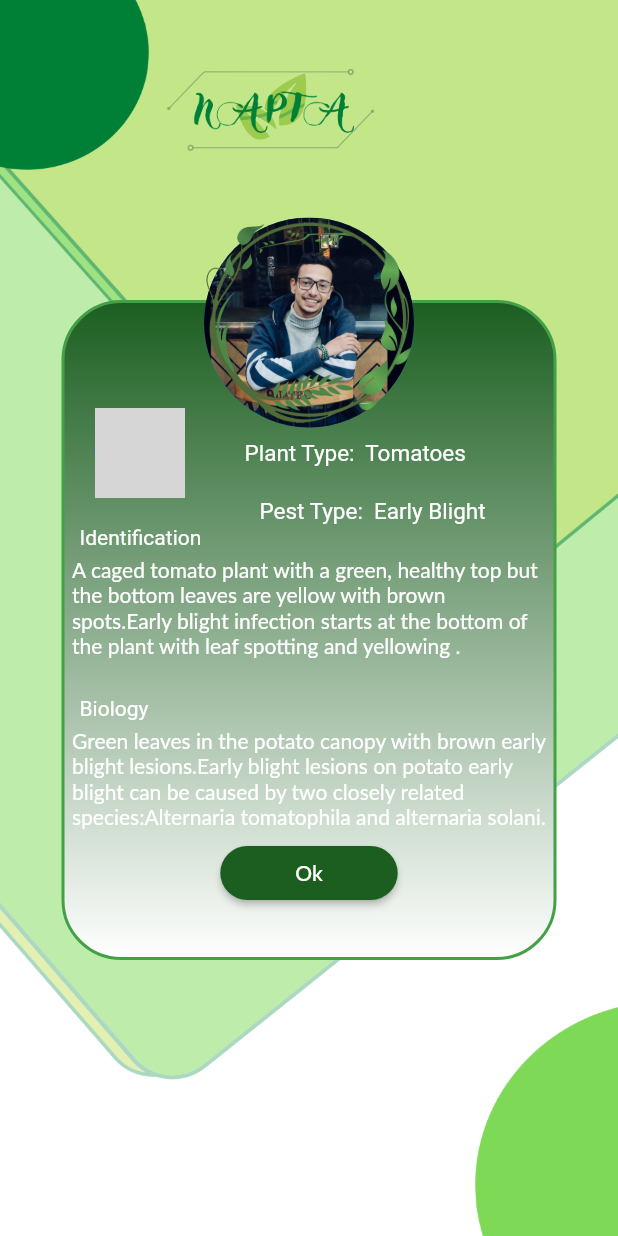
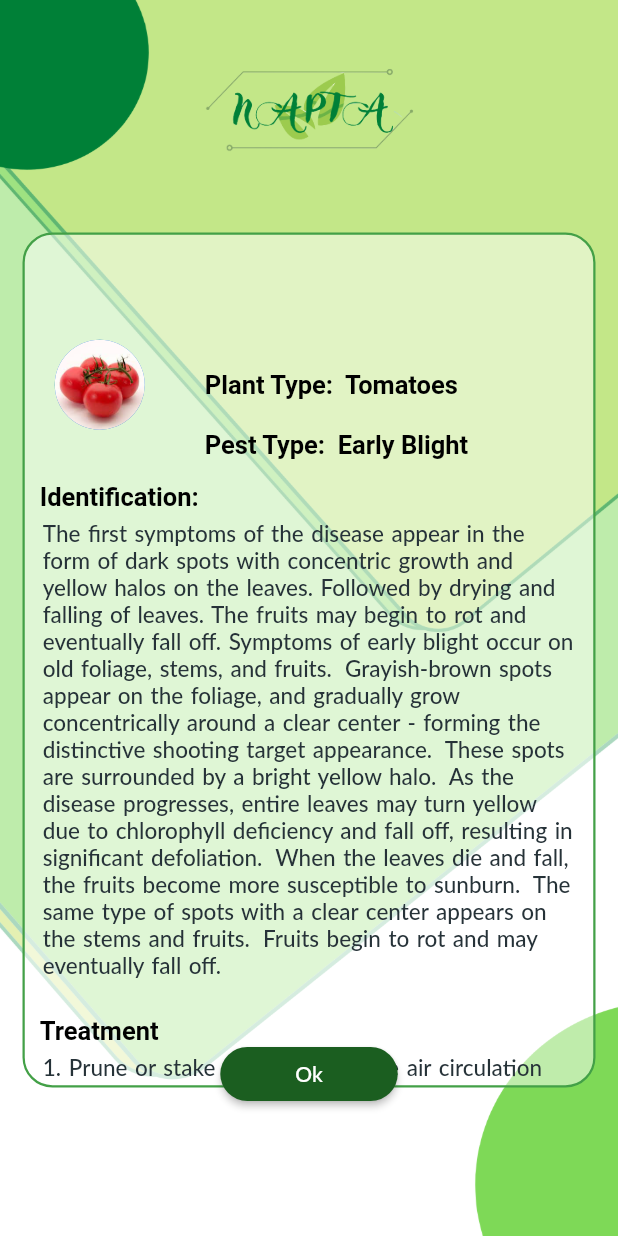
Before and after one commit to hazemtaahaa/napta, a Flutter app: the ImageAnalysis screen opened directly, on a phone screen of 412 x 824 dp. Run offline on Flutter 3.47's test engine with Material 2 defaults, Android fonts, the phone set to English and light mode, and no system bars; our stand-ins replace conditional_builder_null_safety, dio, flutter_bloc, image_picker; accounts and stored records are empty; network calls fail; Roboto replaces fonts that are missing (Anton, Lato); grey boxes are pictures that could not be loaded.

Commit message:
first commit

```diff
--- a/lib/models/PostModel/PostModel.dart
+++ b/lib/models/PostModel/PostModel.dart
@@ -6,8 +6,8 @@ class Post{
   String Nationality;
   String FirstName;
   String LastName;
-  int NumberOfComments;
-  int NumberOfLikes;
+  int NumberOfComments=0;
+  int NumberOfLikes=0;
   String UserImage;
   String PlantName;
   String CreationDate;
@@ -49,6 +49,7 @@ class Comment{
   int CommentID;
   String FirstName;
   String LastName;
+  String UserImage;
 
   Comment(String content, String email, int postid){
     Content=content;
@@ -61,6 +62,7 @@ class Comment{
     FirstName = json['FirstName'];
     LastName = json['LastName'];
     PostID = json['PostID'];
+    UserImage=json['UserImage'];
   }
   Map<String, dynamic> toJson() =>
       {
--- a/lib/modules/Model/ImageAnalysis.dart
+++ b/lib/modules/Model/ImageAnalysis.dart
@@ -15,34 +15,28 @@ class ImageAnalysis extends StatelessWidget {
                 fit: BoxFit.fill,
               )),
           child: Column(children: [
-            Row(
-              children: [
-                SizedBox(
-                  width: 80,
-                ),
-                Image(
+            Center(
+              child: Image(
                 height: 140,
                 width: 200,
                 image: Image.asset("assets/images/NAPTA (1)_ccexpress.png").image,
-                )
-              ],
+              ),
             ),
             Container(
-              height: 500,
+              height: 600,
               child: Stack(
                 alignment: Alignment.bottomCenter,
                 children: [
-                  Container(
-                    height: 440,
-                    width: 330,
+                  Padding(
+                    padding: const EdgeInsets.all(15.0),
+                    child: Container(
+                      height: 570,
+                      width: double.infinity,
                       decoration: BoxDecoration(
-                      gradient: LinearGradient(
-                        begin: Alignment.topCenter,
-                        end: Alignment.bottomCenter,
-                        colors: [Colors.green[900], Colors.white],
-                      ),
-                      border: Border.all(color: Colors.green[600], width: 2.0),
-                      borderRadius: BorderRadius.circular(40),
+                        border: Border.all(
+                            color: Colors.green[600], width: 1.5),
+                        borderRadius: BorderRadius.circular(20), //Card
+                        color: Colors.white.withOpacity(0.5),
                       ),
                       child: SingleChildScrollView(
                         child: Column(
@@ -58,7 +52,7 @@ class ImageAnalysis extends StatelessWidget {
                                 CircleAvatar(
                                   radius: 30,
                                   backgroundImage:
-                                AssetImage("assets/images/potatos.jpg"),
+                                  AssetImage("assets/images/tomato2.jpg"),
                                 ),
                                 SizedBox(
                                   width: 40,
@@ -66,43 +60,52 @@ class ImageAnalysis extends StatelessWidget {
                                 Text(
                                   "Plant Type:  Tomatoes",
                                   style: TextStyle(
-                                    color: Colors.white,
+                                      color: Colors.black,
+                                      fontWeight:FontWeight.bold ,
                                       fontFamily: 'Anton',
-                                    fontSize: 15),
+                                      fontSize: 17),
                                 ),
                               ],
                             ),
                             Row(children: [
                               SizedBox(
-                              width: 130,
+                                width: 120,
                               ),
                               Text(
                                 "Pest Type:  Early Blight",
                                 style: TextStyle(
-                                  color: Colors.white,
+                                    color: Colors.black,
+                                    fontWeight:FontWeight.bold ,
                                     fontFamily: 'Anton',
-                                  fontSize: 15),
+                                    fontSize: 17),
                               )
                             ]),
+                            SizedBox(
+                              height: 15,
+                            ),
                             Row(children: [
                               SizedBox(
                                 width: 10,
                               ),
                               Text(
-                              "Identification",
+                                "Identification:",
                                 style: TextStyle(
-                                  fontSize: 14,
+                                    fontSize: 17,
+                                    fontWeight:FontWeight.bold,
                                     fontFamily: 'Anton',
-                                  color: Colors.white),
+                                    color: Colors.black),
                               ),
                             ]),
                             Container(
-                              padding: EdgeInsets.all(5),
+                                padding: EdgeInsets.fromLTRB(12, 5, 10, 5),
                                 child: Text(
-                                "A caged tomato plant with a green, healthy top but the bottom leaves are yellow with brown spots.Early blight infection starts at the bottom of the plant with leaf spotting and yellowing .",
+                                  "The first symptoms of the disease appear in the form of dark spots with concentric growth and yellow halos on the leaves. Followed by drying and falling of leaves. The fruits may begin to rot and eventually fall off. Symptoms of early blight occur on old foliage, stems, and fruits.  Grayish-brown spots appear on the foliage, and gradually grow concentrically around a clear center - forming the distinctive shooting target appearance.  These spots are surrounded by a bright yellow halo.  As the disease progresses, entire leaves may turn yellow due to chlorophyll deficiency and fall off, resulting in significant defoliation.  When the leaves die and fall, the fruits become more susceptible to sunburn.  The same type of spots with a clear center appears on the stems and fruits.  Fruits begin to rot and may eventually fall off.",
                                   style: TextStyle(
-                                  color: Colors.white,
+                                 wordSpacing: 1.2,
+                                    fontSize: 15,
+                                    color: Colors.blueGrey[900],
                                     fontFamily: 'Lato',
+                                    fontWeight:FontWeight.w500
                                   ),
                                 )),
                             SizedBox(
@@ -113,22 +116,42 @@ class ImageAnalysis extends StatelessWidget {
                                 width: 10,
                               ),
                               Text(
-                              "Biology",
+                                "Treatment",
                                 style: TextStyle(
-                                  fontSize: 14,
+                                  wordSpacing:1.1 ,
+                                    fontWeight: FontWeight.bold,
+                                    fontSize: 17,
                                     fontFamily: 'Anton',
-                                  color: Colors.white),
+                                    color: Colors.black),
                               ),
                             ]),
                             Container(
-                              padding: EdgeInsets.all(5),
+                                padding: EdgeInsets.fromLTRB(12, 5, 10, 5),
                                 child: Text(
-                                "Green leaves in the potato canopy with brown early blight lesions.Early blight lesions on potato early blight can be caused by two closely related species:Alternaria tomatophila and alternaria solani.",
+                                       "1. Prune or stake plants to improve air circulation and reduce fungal problems.\n"
+                                      "2. Make sure to disinfect your pruning shears (one part bleach to 4 parts water) after each cut.\n"
+                                      "3. Keep the soil under plants clean and free of garden debris. Add a layer of organic compost to prevent the spores from splashing back up onto vegetation.\n"
+                                      "4. Drip irrigation and soaker hoses can be used to help keep the foliage dry.\n"
+                                      "5. For best control, apply copper-based fungicides early, two weeks before disease normally appears or when weather forecasts predict a long period of wet weather. Alternatively, begin treatment when disease first appears, and repeat every 7-10 days for as long as needed.\n"
+                                      "6. Containing copper and pyrethrins, Bonide® Garden Dust is a safe, one-step control for many insect attacks and fungal problems. For best results, cover both the tops and undersides of leaves with a thin uniform film or dust. Depending on foliage density, 10 oz will cover 625 sq ft. Repeat applications every 7-10 days, as needed.\n"
+                                      "7- SERENADE Garden is a broad spectrum, preventative bio-fungicide recommended for the control or suppression of many important plant diseases. For best results, treat prior to foliar disease development or at the first sign of infection. Repeat at 7-day intervals or as needed.\n"
+                                      "8- Remove and destroy all garden debris after harvest and practice crop rotation the following year.\n"
+                                      "9- Burn or bag infected plant parts. Do NOT compost",
                                   style: TextStyle(
-                                  color: Colors.white,
+                                    color: Colors.blueGrey[900],
+                                    wordSpacing: 1.3,
+                                    fontSize:15,
+                                    fontWeight:FontWeight.w500,
                                     fontFamily: 'Lato',
                                   ),
                                 )),
+
+                          ],
+                        ),
+
+                      ),
+                    ),
+                  ),
                   ElevatedButton(
                     child: Text(
                       "Ok",
@@ -149,39 +172,8 @@ class ImageAnalysis extends StatelessWidget {
                         MaterialStateProperty.all(Colors.green[900]),
                         shape:
                         MaterialStateProperty.all(RoundedRectangleBorder(
-                                  borderRadius: BorderRadius.circular(25),
+                          borderRadius: BorderRadius.circular(20),
                         ))),
-                          )
-                        ],
-                      ),
-                    ),
-                  ),
-                  Container(
-                    child: Column(
-                      children: [
-                        Container(
-                          height: 150,
-                          width: 150,
-                          child: Stack(
-                            alignment: Alignment.center,
-                            children: [
-                              CircleAvatar(
-                                radius: 70,
-                                backgroundImage:
-                                AssetImage("assets/images/HazemTaha.jpeg"),
-                              ),
-                              Container(
-                                height: 150,
-                                width: 150,
-                                child: Image(
-                                  image: AssetImage("assets/images/Cover.png"),
-                                ),
-                              ),
-                            ],
-                          ),
-                        ),
-                      ],
-                    ),
                   ),
                 ],
               ),
--- a/pubspec.yaml
+++ b/pubspec.yaml
@@ -35,6 +35,8 @@ dependencies:
   # Use with the CupertinoIcons class for iOS style icons.
   cupertino_icons: ^1.0.2
   image_picker: ^0.8.4+1
+  http: ^0.13.0
+  file_picker: ^4.4.0
 
 
 
```
Also changed, not shown: lib/modules/BottomNavigation/BottomNavigationScreen.dart (+8 -8 lines), lib/modules/Model/ModelScreen.dart (+102 -73 lines), lib/modules/Posts/CommentScreen.dart (+12 -5 lines), lib/modules/Posts/CreatPostScreen.dart (+55 -39 lines), lib/modules/Posts/PostScreens.dart (+19 -9 lines), lib/modules/calcolatur/Calculator.dart (+5 -9 lines), lib/modules/calcolatur/FertilizationPlan.dart (+6 -6 lines), lib/modules/login/LoginScreen.dart (+5 -2 lines), lib/modules/profile/profile.dart (+7 -11 lines), lib/modules/register/RegisterScreen.dart (+26 -32 lines), lib/shared/cubit/cubit.dart (+89 -8 lines), lib/shared/cubit/states.dart (+9 -4 lines), assets/images/Bahaa.jpg (added), lib/models/DiseasModel/Diseas.dart (added), 1 more files. Lines whose indentation alone changed are shown as unchanged.
